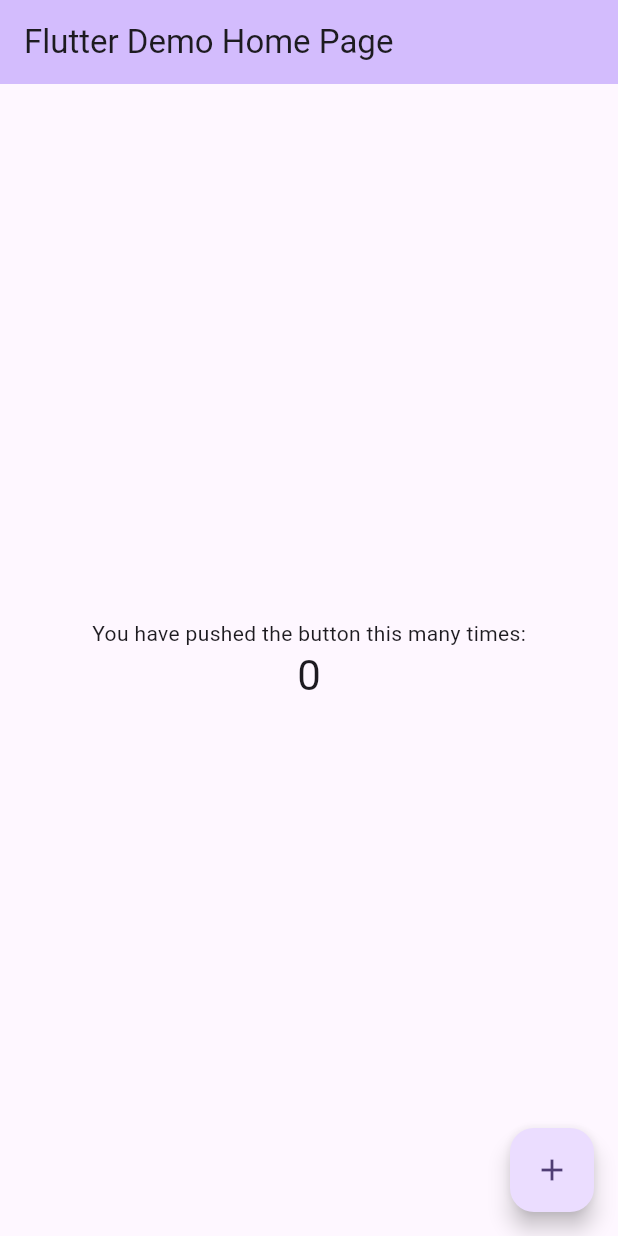
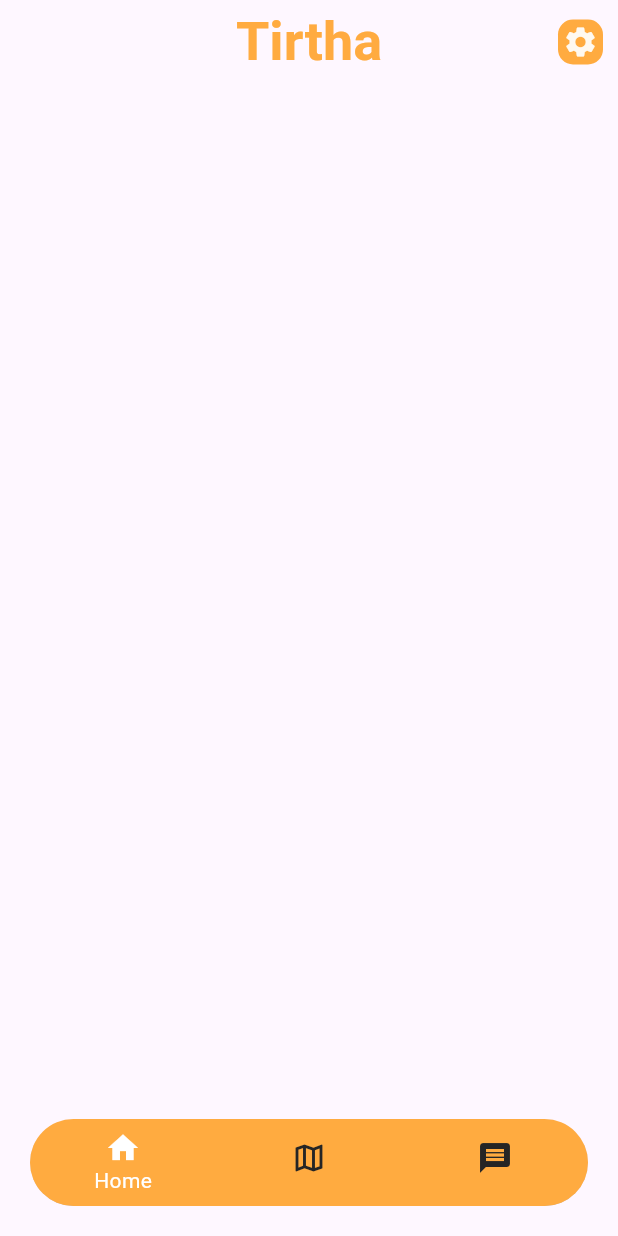
Before and after one commit to madeupgalaxy/TIRTH_S2T2, a Flutter app: the screen it shows after launch, on a phone screen of 412 x 824 dp. Run offline on Flutter 3.47's test engine with Material 3 defaults, Android fonts, the phone set to English and light mode, and no system bars; drawn by our look-alikes of animated_text_kit; Roboto replaces fonts that are missing (Samarkan).

```diff
--- /dev/null
+++ b/lib/home.dart
@@ -0,0 +1,97 @@
+import 'package:flutter/material.dart';
+import 'package:animated_text_kit/animated_text_kit.dart';
+import 'package:flutter/rendering.dart';
+import 'package:tirtha/pages/chatbox.dart';
+import 'package:tirtha/pages/locations.dart';
+import 'package:tirtha/pages/mainhomepage.dart';
+
+class HomePage extends StatefulWidget {
+  const HomePage({super.key});
+
+  @override
+  State<HomePage> createState() => _HomePageState();
+}
+
+class _HomePageState extends State<HomePage> {
+  int _pageIndex = 0;
+  final List<Widget> _tabList = [
+    MainHomePage(),
+    Locations(),
+    Chatbox(),
+  ];
+  @override
+  Widget build(BuildContext context) {
+    return Scaffold(
+      appBar: AppBar(
+          title: AnimatedTextKit(
+            animatedTexts: [
+              TypewriterAnimatedText(
+                'Tirtha',
+                textStyle: const TextStyle(
+                  fontFamily: 'Samarkan',
+                  fontSize: 36.0,
+                  fontWeight: FontWeight.bold,
+                  color: Colors.orangeAccent,
+                ),
+                speed: const Duration(milliseconds: 200),
+              ),
+            ],
+            totalRepeatCount: 1,
+            // pause: Durations.extralong1,
+            displayFullTextOnTap: true,
+            stopPauseOnTap: true,
+          ),
+          centerTitle: true,
+          actions: [
+            GestureDetector(
+              onTap: () {},
+              child: Container(
+                margin: const EdgeInsets.all(10),
+                width: 30,
+                height: 30,
+                decoration: BoxDecoration(
+                    color: Colors.orangeAccent,
+                    borderRadius: BorderRadius.circular(10)),
+                child: const Icon(Icons.settings,
+                    color: Color.fromARGB(255, 255, 249, 240)),
+              ),
+            )
+          ]),
+      body: Stack(
+        children: [
+          _tabList.elementAt(_pageIndex),
+          Padding(
+            padding: const EdgeInsets.all(20.0),
+            child: Align(
+              alignment: Alignment(0.0, 1.0),
+              child: ClipRRect(
+                borderRadius: BorderRadius.all(Radius.circular(30)),
+                child: BottomNavigationBar(
+                  selectedItemColor: Colors.white,
+                  unselectedItemColor: Color.fromARGB(255, 37, 37, 37),
+                  showSelectedLabels: true,
+                  showUnselectedLabels: false,
+                  backgroundColor: Colors.orangeAccent,
+                  currentIndex: _pageIndex,
+                  onTap: (int index) {
+                    setState(() {
+                      _pageIndex = index;
+                    });
+                  },
+                  items: [
+                    BottomNavigationBarItem(
+                        icon: Icon(Icons.home), label: 'Home'),
+                    BottomNavigationBarItem(
+                        icon: Icon(Icons.map_outlined), label: 'Map'),
+                    BottomNavigationBarItem(
+                        icon: Icon(Icons.message), label: 'Message'),
+                  ],
+                ),
+              ),
+            ),
+          )
+        ],
+      ),
+    );
+  }
+}
--- a/lib/main.dart
+++ b/lib/main.dart
@@ -1,4 +1,6 @@
 import 'package:flutter/material.dart';
+
+import 'home.dart';
 
 void main() {
   runApp(const MyApp());
@@ -10,116 +12,9 @@ class MyApp extends StatelessWidget {
   // This widget is the root of your application.
   @override
   Widget build(BuildContext context) {
-    return MaterialApp(
-      title: 'Flutter Demo',
-      theme: ThemeData(
-        // This is the theme of your application.
-        //
-        // TRY THIS: Try running your application with "flutter run". You'll see
-        // the application has a purple toolbar. Then, without quitting the app,
-        // try changing the seedColor in the colorScheme below to Colors.green
-        // and then invoke "hot reload" (save your changes or press the "hot
-        // reload" button in a Flutter-supported IDE, or press "r" if you used
-        // the command line to start the app).
-        //
-        // Notice that the counter didn't reset back to zero; the application
-        // state is not lost during the reload. To reset the state, use hot
-        // restart instead.
-        //
-        // This works for code too, not just values: Most code changes can be
-        // tested with just a hot reload.
-        colorScheme: ColorScheme.fromSeed(seedColor: Colors.deepPurple),
-        useMaterial3: true,
-      ),
-      home: const MyHomePage(title: 'Flutter Demo Home Page'),
+    return const MaterialApp(
+      home: HomePage(),
+      debugShowCheckedModeBanner: false,
     );
   }
 }
-
-class MyHomePage extends StatefulWidget {
-  const MyHomePage({super.key, required this.title});
-
-  // This widget is the home page of your application. It is stateful, meaning
-  // that it has a State object (defined below) that contains fields that affect
-  // how it looks.
-
-  // This class is the configuration for the state. It holds the values (in this
-  // case the title) provided by the parent (in this case the App widget) and
-  // used by the build method of the State. Fields in a Widget subclass are
-  // always marked "final".
-
-  final String title;
-
-  @override
-  State<MyHomePage> createState() => _MyHomePageState();
-}
-
-class _MyHomePageState extends State<MyHomePage> {
-  int _counter = 0;
-
-  void _incrementCounter() {
-    setState(() {
-      // This call to setState tells the Flutter framework that something has
-      // changed in this State, which causes it to rerun the build method below
-      // so that the display can reflect the updated values. If we changed
-      // _counter without calling setState(), then the build method would not be
-      // called again, and so nothing would appear to happen.
-      _counter++;
-    });
-  }
-
-  @override
-  Widget build(BuildContext context) {
-    // This method is rerun every time setState is called, for instance as done
-    // by the _incrementCounter method above.
-    //
-    // The Flutter framework has been optimized to make rerunning build methods
-    // fast, so that you can just rebuild anything that needs updating rather
-    // than having to individually change instances of widgets.
-    return Scaffold(
-      appBar: AppBar(
-        // TRY THIS: Try changing the color here to a specific color (to
-        // Colors.amber, perhaps?) and trigger a hot reload to see the AppBar
-        // change color while the other colors stay the same.
-        backgroundColor: Theme.of(context).colorScheme.inversePrimary,
-        // Here we take the value from the MyHomePage object that was created by
-        // the App.build method, and use it to set our appbar title.
-        title: Text(widget.title),
-      ),
-      body: Center(
-        // Center is a layout widget. It takes a single child and positions it
-        // in the middle of the parent.
-        child: Column(
-          // Column is also a layout widget. It takes a list of children and
-          // arranges them vertically. By default, it sizes itself to fit its
-          // children horizontally, and tries to be as tall as its parent.
-          //
-          // Column has various properties to control how it sizes itself and
-          // how it positions its children. Here we use mainAxisAlignment to
-          // center the children vertically; the main axis here is the vertical
-          // axis because Columns are vertical (the cross axis would be
-          // horizontal).
-          //
-          // TRY THIS: Invoke "debug painting" (choose the "Toggle Debug Paint"
-          // action in the IDE, or press "p" in the console), to see the
-          // wireframe for each widget.
-          mainAxisAlignment: MainAxisAlignment.center,
-          children: <Widget>[
-            const Text(
-              'You have pushed the button this many times:',
-            ),
-            Text(
-              '$_counter',
-              style: Theme.of(context).textTheme.headlineMedium,
-            ),
-          ],
-        ),
-      ),
-      floatingActionButton: FloatingActionButton(
-        onPressed: _incrementCounter,
-        tooltip: 'Increment',
-        child: const Icon(Icons.add),
-      ), // This trailing comma makes auto-formatting nicer for build methods.
-    );
-  }
-}
--- /dev/null
+++ b/lib/pages/chatbox.dart
@@ -0,0 +1,15 @@
+import 'package:flutter/material.dart';
+
+class Chatbox extends StatefulWidget {
+  const Chatbox({super.key});
+
+  @override
+  State<Chatbox> createState() => _ChatboxState();
+}
+
+class _ChatboxState extends State<Chatbox> {
+  @override
+  Widget build(BuildContext context) {
+    return const Scaffold();
+  }
+}
--- /dev/null
+++ b/lib/pages/locations.dart
@@ -0,0 +1,15 @@
+import 'package:flutter/material.dart';
+
+class Locations extends StatefulWidget {
+  const Locations({super.key});
+
+  @override
+  State<Locations> createState() => _LocationsState();
+}
+
+class _LocationsState extends State<Locations> {
+  @override
+  Widget build(BuildContext context) {
+    return const Scaffold();
+  }
+}
--- /dev/null
+++ b/lib/pages/mainhomepage.dart
@@ -0,0 +1,15 @@
+import 'package:flutter/material.dart';
+
+class MainHomePage extends StatefulWidget {
+  const MainHomePage({super.key});
+
+  @override
+  State<MainHomePage> createState() => _MainHomePageState();
+}
+
+class _MainHomePageState extends State<MainHomePage> {
+  @override
+  Widget build(BuildContext context) {
+    return const Scaffold();
+  }
+}
```
Also changed, not shown: pubspec.yaml (+9 -7 lines), assets/Fonts/Samarkan.TTF (added), pubspec.lock, 1 other file.
